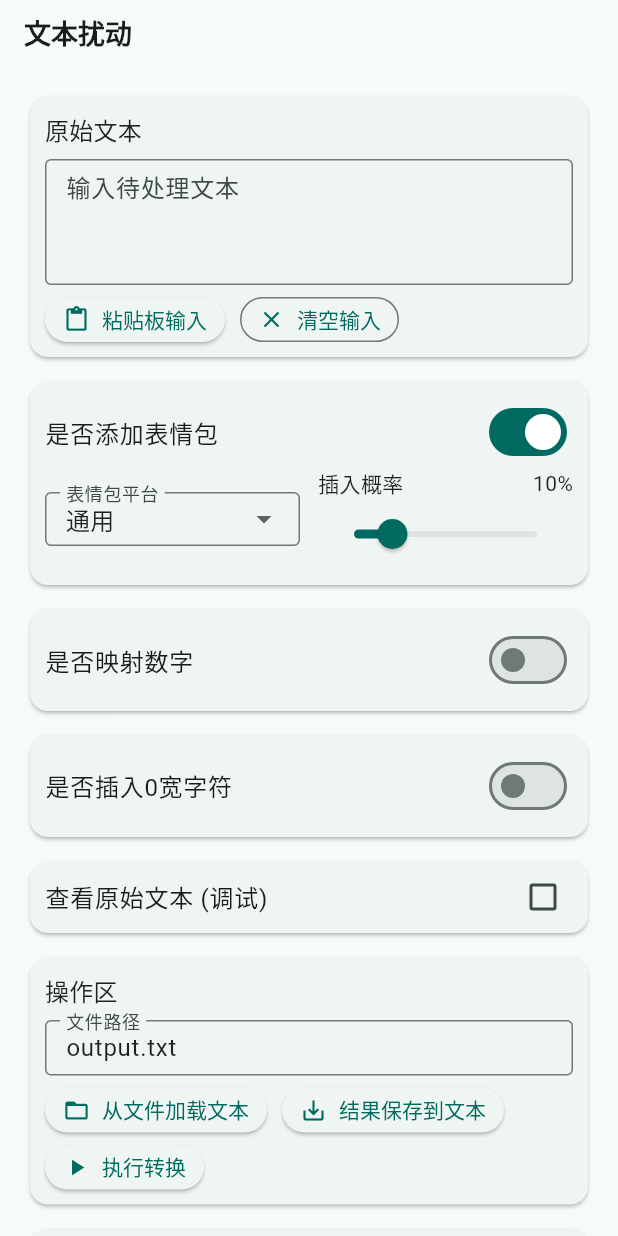
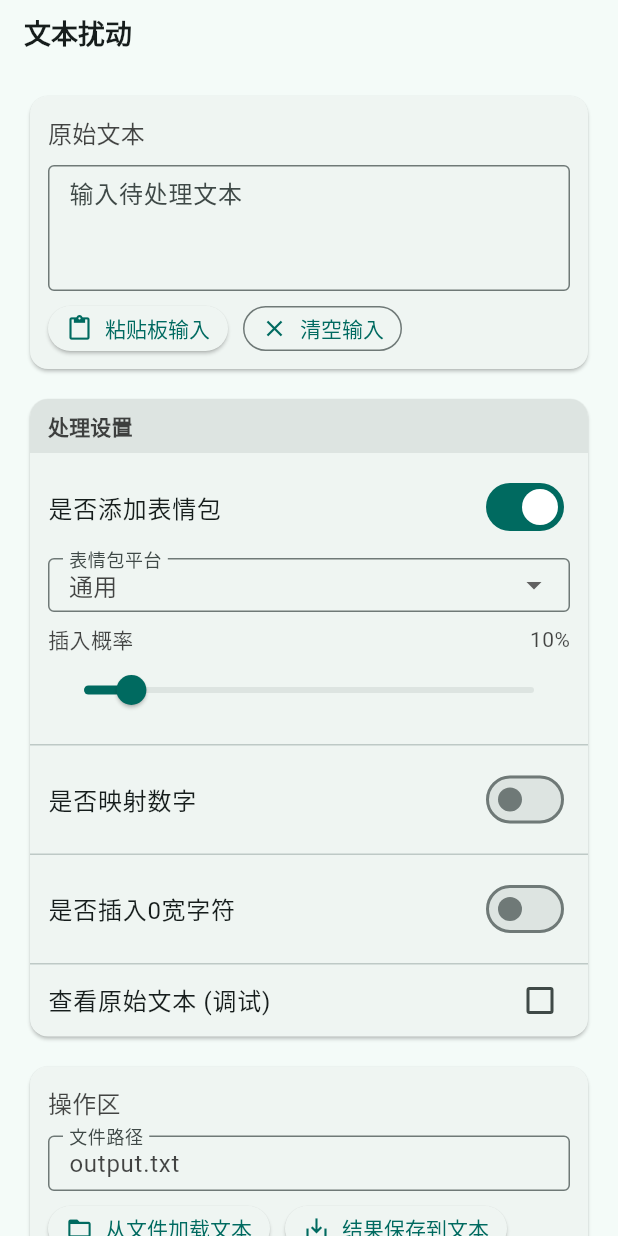
Before and after one commit to WeToolX/txtCode, a Flutter app: the screen it shows after launch, on a phone screen of 412 x 824 dp. Run offline on Flutter 3.47's test engine with Material 3 defaults, Android fonts, the phone set to English and light mode, and no system bars.

Commit message:
优化布局（重构为左右分栏布局（Row+Expanded+Column，小屏用 LayoutBuilder 切换为 SingleChildScrollView 垂直堆叠）。 合并表情/数字/0宽/调试为一张“设置”卡；输入卡与操作卡靠近，输出卡下放统计。）

```diff
--- a/lib/main.dart
+++ b/lib/main.dart
@@ -22,8 +22,7 @@ class TxtCodeApp extends StatelessWidget {
         useMaterial3: true,
         visualDensity: VisualDensity.compact,
         textTheme: ThemeData().textTheme.apply(
-          // fontSizeFactor: 0.95,
-          bodyColor: Colors.black87,
+              bodyColor: const Color.fromARGB(185, 0, 0, 0),
             ),
         inputDecorationTheme: const InputDecorationTheme(
           isDense: true,
@@ -40,20 +39,20 @@ enum EmojiPlatform { wx, qq, mo, universal }
 enum DigitStyle { fullWidth, whiteCircle, blackCircle, mini, bracketed }
 
 enum ZeroWidthType {
-  zeroWidthSpace,       // \u200B 零宽空格
-  zeroWidthNonJoiner,   // \u200C 零宽非连字
-  zeroWidthJoiner,      // \u200D 零宽连字
-  leftToRightMark,      // \u200E 左到右标记
-  rightToLeftMark,      // \u200F 右到左标记
-  wordJoiner,           // \u2060 单词连接符
-  functionApplication,  // \u2061 函数应用
-  invisibleTimes,       // \u2062 不可见乘号 (新增)
-  invisibleSeparator,   // \u2063 不可见分隔符
-  invisiblePlus,        // \u2064 不可见加号 (新增)
-  reserved2065,         // \u2065 保留字符 (新增，原数组包含)
-  languageTag,          // \u{E0001} 语言标签 (新增)
-  byteOrderMark,        // \uFEFF BOM / 零宽不换行空格 (新增)
-  softHyphen,           // \u00AD 软连字符 (新增)
+  zeroWidthSpace, // \u200B 零宽空格
+  zeroWidthNonJoiner, // \u200C 零宽非连字
+  zeroWidthJoiner, // \u200D 零宽连字
+  leftToRightMark, // \u200E 左到右标记
+  rightToLeftMark, // \u200F 右到左标记
+  wordJoiner, // \u2060 单词连接符
+  functionApplication, // \u2061 函数应用
+  invisibleTimes, // \u2062 不可见乘号 (新增)
+  invisibleSeparator, // \u2063 不可见分隔符
+  invisiblePlus, // \u2064 不可见加号 (新增)
+  reserved2065, // \u2065 保留字符 (新增，原数组包含)
+  languageTag, // \u{E0001} 语言标签 (新增)
+  byteOrderMark, // \uFEFF BOM / 零宽不换行空格 (新增)
+  softHyphen, // \u00AD 软连字符 (新增)
 }
 
 class TextProcessorPage extends StatefulWidget {
@@ -64,8 +63,8 @@ class TextProcessorPage extends StatefulWidget {
 }
 
 class _TextProcessorPageState extends State<TextProcessorPage> {
-  static const double _cardPadding = 10;
-  static const double _gap = 8;
+  static const double _cardPadding = 12; // 稍微增加一点内部padding
+  static const double _gap = 10;
 
   final TextEditingController _inputController = TextEditingController();
   final TextEditingController _outputController = TextEditingController();
@@ -100,19 +99,27 @@ class _TextProcessorPageState extends State<TextProcessorPage> {
 
   final Map<EmojiPlatform, List<String>> _emojiPacks = {
     EmojiPlatform.wx: [
-  '[微笑]', '[撇嘴]', '[色]', '[发呆]', '[得意]', '[流泪]', '[害羞]', '[闭嘴]', '[睡]', '[大哭]',
-  '[尴尬]', '[发怒]', '[调皮]', '[呲牙]', '[惊讶]', '[难过]', '[囧]', '[抓狂]', '[吐]', '[偷笑]',
+      '[微笑]', '[撇嘴]', '[色]', '[发呆]', '[得意]', '[流泪]', '[害羞]', '[闭嘴]', '[睡]',
+      '[大哭]',
+      '[尴尬]', '[发怒]', '[调皮]', '[呲牙]', '[惊讶]', '[难过]', '[囧]', '[抓狂]', '[吐]',
+      '[偷笑]',
       '[愉快]', '[白眼]', '[傲慢]', '[困]', '[惊恐]', '[憨笑]', '[悠闲]', '[咒骂]', '[疑问]', '[嘘]',
-  '[晕]', '[衰]', '[骷髅]', '[敲打]', '[再见]', '[擦汗]', '[抠鼻]', '[鼓掌]', '[坏笑]', '[右哼哼]',
-  '[鄙视]', '[委屈]', '[快哭了]', '[阴险]', '[亲亲]', '[可怜]', '[笑脸]', '[生病]', '[脸红]', '[破涕为笑]',
+      '[晕]', '[衰]', '[骷髅]', '[敲打]', '[再见]', '[擦汗]', '[抠鼻]', '[鼓掌]', '[坏笑]',
+      '[右哼哼]',
+      '[鄙视]', '[委屈]', '[快哭了]', '[阴险]', '[亲亲]', '[可怜]', '[笑脸]', '[生病]', '[脸红]',
+      '[破涕为笑]',
       '[恐惧]', '[失望]', '[无语]', '[嘿哈]', '[捂脸]', '[奸笑]', '[机智]', '[皱眉]', '[耶]', '[吃瓜]',
-  '[加油]', '[汗]', '[天啊]', '[Emm]', '[社会社会]', '[旺柴]', '[好的]', '[打脸]', '[哇]', '[翻白眼]',
-  '[666]', '[让我看看]', '[叹气]', '[苦涩]', '[裂开]', '[嘴唇]', '[爱心]', '[心碎]', '[拥抱]', '[强]',
+      '[加油]', '[汗]', '[天啊]', '[Emm]', '[社会社会]', '[旺柴]', '[好的]', '[打脸]', '[哇]',
+      '[翻白眼]',
+      '[666]', '[让我看看]', '[叹气]', '[苦涩]', '[裂开]', '[嘴唇]', '[爱心]', '[心碎]', '[拥抱]',
+      '[强]',
       '[弱]', '[握手]', '[胜利]', '[抱拳]', '[勾引]', '[拳头]', '[OK]', '[合十]', '[啤酒]', '[咖啡]',
-  '[蛋糕]', '[玫瑰]', '[凋谢]', '[菜刀]', '[炸弹]', '[便便]', '[月亮]', '[太阳]', '[庆祝]', '[礼物]',
+      '[蛋糕]', '[玫瑰]', '[凋谢]', '[菜刀]', '[炸弹]', '[便便]', '[月亮]', '[太阳]', '[庆祝]',
+      '[礼物]',
       '[红包]', '[發]', '[福]', '[烟花]', '[爆竹]', '[猪头]', '[跳跳]', '[发抖]'
     ],
-    EmojiPlatform.qq: ['😀', '😃', '😄', '😁', '😆', '😅', '🤣', '😂', '🙂', '🙃', '😉', '😊',
+    EmojiPlatform.qq: [
+      '😀', '😃', '😄', '😁', '😆', '😅', '🤣', '😂', '🙂', '🙃', '😉', '😊',
       '😇', '🥰', '😍', '🤩', '😘', '😗', '☺️', '😚', '😙', '😋', '😛', '😜',
       '🤪', '😝', '🤑', '🤗', '🤭', '🤫', '🤔', '🤐', '🤨', '😐', '😑', '😶',
       '😏', '😒', '🙄', '😬', '🤥', '😌', '😔', '😪', '🤤', '😴', '😷', '🤒',
@@ -124,24 +131,39 @@ class _TextProcessorPageState extends State<TextProcessorPage> {
       '🙀', '😿', '😾', '🙈', '🙉', '🙊', '👋', '🤚', '🖐️', '✋', '🖖', '👌',
       '🤏', '✌️', '🤞', '🤟', '🤘', '🤙', '👈', '👉', '👆', '🖕', '👇', '👍',
       '👎', '👊', '🤛', '🤜', '👏', '🙌', '👐', '🤲', '🤝', '🙏', '✍️', '💅',
-      '🤳', '💪'],
+      '🤳', '💪'
+    ],
     EmojiPlatform.mo: [
-  '[/哭笑]', '[/微笑]', '[/偷笑]', '[/得意]', '[/抠鼻]', '[/摊手]', '[/疑问]', '[/委屈巴巴]', '[/擦汗]', '[/尴尬]',
-  '[/鼓掌]', '[/机智]', '[/恐惧]', '[/假哭]', '[/可怜]', '[/让我想想]', '[/崇拜]', '[/略略略]', '[/发怒]', '[/哒咩]',
-  '[/鄙视]', '[/石化]', '[/闭嘴]', '[/摸头]', '[/抓狂]', '[/晕]', '[/再见]', '[/晚安]', '[/饿]', '[/加油]',
-  '[/耶]', '[/坏笑]', '[/快哭了]', '[/难过]', '[/白眼]', '[/Emm]', '[/哼哼]', '[/好的]', '[/握手]', '[/拥抱]',
-  '[/惊讶]', '[/撇嘴]', '[/头大]', '[/发呆]', '[/我好方]', '[/星星眼]', '[/脸红]', '[/捏脸]', '[/无奈]', '[/嘘]',
-  '[/口罩]', '[/苦涩]', '[/嫌弃]', '[/气到炸裂]', '[/阴险]', '[/失望]', '[/敬礼]', '[/强撑]', '[/戳手]', '[/惊吓]',
-  '[/流泪]', '[/皱眉]', '[/叹气]', '[/无语]', '[/社会]', '[/呆住]', '[/搓手]', '[/偷看]', '[/头秃]', '[/吐血]',
-  '[/嘿哈]', '[/微醺]', '[/愉快]', '[/奸笑]', '[/真棒]', '[/生气]', '[/裂开]', '[/不屑]', '[/卒]', '[/不要想]',
-  '[/热化了]', '[/暗中观察]', '[/飞吻]', '[/爱心]', '[/心碎]', '[/投降]', '[/搬砖]', '[/打工人]', '[/摸鱼]', '[/打call]',
-  '[/吐]', '[/太爱了]', '[/笑yue了]', '[/六六六]', '[/生病]', '[/YYDS]', '[/佛系]', '[/吃瓜]', '[/在吗]', '[/摸锦鲤]',
-  '[/小丑]', '[/夺笋]', '[/红包]', '[/炸弹]', '[/庆祝]', '[/烟花]', '[/爆竹]', '[/太阳]', '[/玫瑰]', '[/凋谢]',
-  '[/发]', '[/中]', '[/嘴唇]', '[/菜刀]', '[/大便]', '[/咖啡]', '[/蛋糕]', '[/月亮]', '[/猪头]', '[/DOG]',
-  '[/辣鸡]', '[/干杯]', '[/礼物]', '[/点赞]', '[/弱]', '[/勾引]', '[/肌肉]', '[/拳头]', '[/抱拳]', '[/合十]',
+      '[/哭笑]', '[/微笑]', '[/偷笑]', '[/得意]', '[/抠鼻]', '[/摊手]', '[/疑问]', '[/委屈巴巴]',
+      '[/擦汗]', '[/尴尬]',
+      '[/鼓掌]', '[/机智]', '[/恐惧]', '[/假哭]', '[/可怜]', '[/让我想想]', '[/崇拜]', '[/略略略]',
+      '[/发怒]', '[/哒咩]',
+      '[/鄙视]', '[/石化]', '[/闭嘴]', '[/摸头]', '[/抓狂]', '[/晕]', '[/再见]', '[/晚安]', '[/饿]',
+      '[/加油]',
+      '[/耶]', '[/坏笑]', '[/快哭了]', '[/难过]', '[/白眼]', '[/Emm]', '[/哼哼]', '[/好的]', '[/握手]',
+      '[/拥抱]',
+      '[/惊讶]', '[/撇嘴]', '[/头大]', '[/发呆]', '[/我好方]', '[/星星眼]', '[/脸红]', '[/捏脸]', '[/无奈]',
+      '[/嘘]',
+      '[/口罩]', '[/苦涩]', '[/嫌弃]', '[/气到炸裂]', '[/阴险]', '[/失望]', '[/敬礼]', '[/强撑]', '[/戳手]',
+      '[/惊吓]',
+      '[/流泪]', '[/皱眉]', '[/叹气]', '[/无语]', '[/社会]', '[/呆住]', '[/搓手]', '[/偷看]', '[/头秃]',
+      '[/吐血]',
+      '[/嘿哈]', '[/微醺]', '[/愉快]', '[/奸笑]', '[/真棒]', '[/生气]', '[/裂开]', '[/不屑]', '[/卒]',
+      '[/不要想]',
+      '[/热化了]', '[/暗中观察]', '[/飞吻]', '[/爱心]', '[/心碎]', '[/投降]', '[/搬砖]', '[/打工人]',
+      '[/摸鱼]', '[/打call]',
+      '[/吐]', '[/太爱了]', '[/笑yue了]', '[/六六六]', '[/生病]', '[/YYDS]', '[/佛系]', '[/吃瓜]', '[/在吗]',
+      '[/摸锦鲤]',
+      '[/小丑]', '[/夺笋]', '[/红包]', '[/炸弹]', '[/庆祝]', '[/烟花]', '[/爆竹]', '[/太阳]', '[/玫瑰]',
+      '[/凋谢]',
+      '[/发]', '[/中]', '[/嘴唇]', '[/菜刀]', '[/大便]', '[/咖啡]', '[/蛋糕]', '[/月亮]', '[/猪头]',
+      '[/DOG]',
+      '[/辣鸡]', '[/干杯]', '[/礼物]', '[/点赞]', '[/弱]', '[/勾引]', '[/肌肉]', '[/拳头]', '[/抱拳]',
+      '[/合十]',
       '[/OK]', '[/摆手]', '[/胜利]', '[/福]'
     ],
-    EmojiPlatform.universal: ['😀', '😃', '😄', '😁', '😆', '😅', '🤣', '😂', '🙂', '🙃', '😉', '😊',
+    EmojiPlatform.universal: [
+      '😀', '😃', '😄', '😁', '😆', '😅', '🤣', '😂', '🙂', '🙃', '😉', '😊',
       '😇', '🥰', '😍', '🤩', '😘', '😗', '☺️', '😚', '😙', '😋', '😛', '😜',
       '🤪', '😝', '🤑', '🤗', '🤭', '🤫', '🤔', '🤐', '🤨', '😐', '😑', '😶',
       '😏', '😒', '🙄', '😬', '🤥', '😌', '😔', '😪', '🤤', '😴', '😷', '🤒',
@@ -153,7 +175,8 @@ class _TextProcessorPageState extends State<TextProcessorPage> {
       '🙀', '😿', '😾', '🙈', '🙉', '🙊', '👋', '🤚', '🖐️', '✋', '🖖', '👌',
       '🤏', '✌️', '🤞', '🤟', '🤘', '🤙', '👈', '👉', '👆', '🖕', '👇', '👍',
       '👎', '👊', '🤛', '🤜', '👏', '🙌', '👐', '🤲', '🤝', '🙏', '✍️', '💅',
-      '🤳', '💪'],
+      '🤳', '💪'
+    ],
   };
 
   final Map<DigitStyle, List<String>> _digitStyles = {
@@ -224,21 +247,68 @@ class _TextProcessorPageState extends State<TextProcessorPage> {
       body: SafeArea(
         child: LayoutBuilder(
           builder: (context, constraints) {
+            // 断点逻辑：>= 900 为宽屏
             final isWide = constraints.maxWidth >= 900;
             const horizontalPadding = 16.0;
-            final spacing = isWide ? 12.0 : 8.0;
-            final contentWidth = constraints.maxWidth - horizontalPadding * 2;
-            final cardWidth = isWide
-                ? (contentWidth - spacing) / 2
-                : contentWidth;
-            final sections = _buildSections(cardWidth);
+            final spacing = isWide ? 16.0 : 12.0;
+
+            // 构建主要的操作卡片列表
+            final List<Widget> mainWorkArea = [
+              _buildInputCard(),
+              if (!isWide) ...[
+                const SizedBox(height: 12),
+                _buildSettingsCard(), // 窄屏模式下，设置卡片在输入框下方
+              ],
+              const SizedBox(height: 12),
+              _buildFileOpsCard(),
+              const SizedBox(height: 12),
+              _buildOutputCard(),
+              const SizedBox(height: 12),
+              _buildStatsRow(),
+            ];
+
+            // 宽屏模式下，使用 Row 布局，左侧为操作区，右侧为设置区
+            if (isWide) {
               return SingleChildScrollView(
                 padding: const EdgeInsets.all(horizontalPadding),
-              child: Wrap(
-                alignment: WrapAlignment.start,
-                spacing: spacing,
-                runSpacing: spacing,
-                children: sections,
+                child: Row(
+                  crossAxisAlignment: CrossAxisAlignment.start,
+                  children: [
+                    // 左侧列：输入、文件、输出、统计
+                    Expanded(
+                      flex: 7,
+                      child: Column(
+                        children: [
+                          _buildInputCard(),
+                          const SizedBox(height: 12),
+                          _buildFileOpsCard(),
+                          const SizedBox(height: 12),
+                          _buildOutputCard(),
+                          const SizedBox(height: 12),
+                          _buildStatsRow(),
+                        ],
+                      ),
+                    ),
+                    SizedBox(width: spacing),
+                    // 右侧列：统一的设置卡片
+                    Expanded(
+                      flex: 3,
+                      child: Column(
+                        children: [
+                          _buildSettingsCard(),
+                        ],
+                      ),
+                    ),
+                  ],
+                ),
+              );
+            }
+
+            // 窄屏模式下，垂直排列
+            return SingleChildScrollView(
+              padding: const EdgeInsets.all(horizontalPadding),
+              child: Column(
+                children: mainWorkArea,
               ),
             );
           },
@@ -247,18 +317,55 @@ class _TextProcessorPageState extends State<TextProcessorPage> {
     );
   }
 
-  List<Widget> _buildSections(double width) {
-    return [
-      SizedBox(width: width, child: _buildInputCard()),
-      SizedBox(width: width, child: _buildEmojiCard()),
-      SizedBox(width: width, child: _buildDigitCard()),
-      SizedBox(width: width, child: _buildZeroWidthCard()),
-      SizedBox(width: width, child: _buildDebugToggle()),
-      SizedBox(width: width, child: _buildFileOpsCard()),
-      SizedBox(width: width, child: _buildOutputCard()),
-      SizedBox(width: width, child: _buildStatsRow()),
-    ];
+  // === 重构：统一设置卡片 ===
+  Widget _buildSettingsCard() {
+    return Card(
+      clipBehavior: Clip.antiAlias,
+      child: Column(
+        crossAxisAlignment: CrossAxisAlignment.start,
+        children: [
+          // 标题头
+          Container(
+            width: double.infinity,
+            color: Theme.of(context).colorScheme.surfaceContainerHighest,
+            padding: const EdgeInsets.symmetric(
+                vertical: 8, horizontal: _cardPadding),
+            child: Text(
+              '处理设置',
+              style: Theme.of(context).textTheme.titleSmall?.copyWith(
+                    fontWeight: FontWeight.bold,
+                  ),
+            ),
+          ),
+          // 表情设置部分
+          Padding(
+            padding: const EdgeInsets.all(_cardPadding),
+            child: _buildEmojiContent(),
+          ),
+          const Divider(height: 1),
+          // 数字映射设置部分
+          Padding(
+            padding: const EdgeInsets.all(_cardPadding),
+            child: _buildDigitContent(),
+          ),
+          const Divider(height: 1),
+          // 0宽字符设置部分
+          Padding(
+            padding: const EdgeInsets.all(_cardPadding),
+            child: _buildZeroWidthContent(),
+          ),
+          const Divider(height: 1),
+          // 调试部分
+          Padding(
+            padding: const EdgeInsets.symmetric(horizontal: _cardPadding),
+            child: _buildDebugContent(),
+          ),
+        ],
+      ),
+    );
   }
+
+  // === 原 Card 构建方法改为 Content 构建方法 (去掉外层Card) ===
 
   Widget _buildInputCard() {
     return Card(
@@ -303,11 +410,8 @@ class _TextProcessorPageState extends State<TextProcessorPage> {
     );
   }
 
-  Widget _buildEmojiCard() {
-    return Card(
-      child: Padding(
-        padding: const EdgeInsets.all(_cardPadding),
-        child: Column(
+  Widget _buildEmojiContent() {
+    return Column(
       crossAxisAlignment: CrossAxisAlignment.start,
       children: [
         SwitchListTile(
@@ -318,10 +422,12 @@ class _TextProcessorPageState extends State<TextProcessorPage> {
           onChanged: (value) => setState(() => _enableEmoji = value),
         ),
         if (_enableEmoji) ...[
+          const SizedBox(height: _gap),
           Row(
             children: [
               Expanded(
                 child: DropdownButtonFormField<EmojiPlatform>(
+                  isExpanded: true, // 防止溢出
                   decoration: const InputDecoration(
                     labelText: '表情包平台',
                     border: OutlineInputBorder(),
@@ -331,7 +437,10 @@ class _TextProcessorPageState extends State<TextProcessorPage> {
                       .map(
                         (platform) => DropdownMenuItem(
                           value: platform,
-                              child: Text(_platformLabel(platform)),
+                          child: Text(
+                            _platformLabel(platform),
+                            overflow: TextOverflow.ellipsis,
+                          ),
                         ),
                       )
                       .toList(),
@@ -342,9 +451,10 @@ class _TextProcessorPageState extends State<TextProcessorPage> {
                   },
                 ),
               ),
-                  const SizedBox(width: 12),
-                  Expanded(
-                    child: Column(
+            ],
+          ),
+          const SizedBox(height: 8),
+          Column(
             crossAxisAlignment: CrossAxisAlignment.start,
             children: [
               Row(
@@ -358,30 +468,20 @@ class _TextProcessorPageState extends State<TextProcessorPage> {
               ),
               Slider(
                 value: _emojiProbability,
-                          max: 0.5,
-                          divisions: 50,
-                          label:
-                              '${(_emojiProbability * 100).toStringAsFixed(0)}%',
-                          onChanged: (value) =>
-                              setState(() => _emojiProbability = value),
-                        ),
-                      ],
-                    ),
+                max: 1.0,
+                divisions: 100,
+                label: '${(_emojiProbability * 100).toStringAsFixed(0)}%',
+                onChanged: (value) => setState(() => _emojiProbability = value),
               ),
             ],
           ),
         ],
       ],
-        ),
-      ),
     );
   }
 
-  Widget _buildDigitCard() {
-    return Card(
-      child: Padding(
-        padding: const EdgeInsets.all(_cardPadding),
-        child: Column(
+  Widget _buildDigitContent() {
+    return Column(
       children: [
         SwitchListTile(
           contentPadding: EdgeInsets.zero,
@@ -390,7 +490,8 @@ class _TextProcessorPageState extends State<TextProcessorPage> {
           visualDensity: const VisualDensity(horizontal: -2, vertical: -2),
           onChanged: (value) => setState(() => _enableDigitMapping = value),
         ),
-            if (_enableDigitMapping)
+        if (_enableDigitMapping) ...[
+          const SizedBox(height: _gap),
           DropdownButtonFormField<DigitStyle>(
             decoration: const InputDecoration(
               border: OutlineInputBorder(),
@@ -412,16 +513,12 @@ class _TextProcessorPageState extends State<TextProcessorPage> {
             },
           ),
         ],
-        ),
-      ),
+      ],
     );
   }
 
-  Widget _buildZeroWidthCard() {
-    return Card(
-      child: Padding(
-        padding: const EdgeInsets.all(_cardPadding),
-        child: Column(
+  Widget _buildZeroWidthContent() {
+    return Column(
       crossAxisAlignment: CrossAxisAlignment.start,
       children: [
         SwitchListTile(
@@ -432,6 +529,7 @@ class _TextProcessorPageState extends State<TextProcessorPage> {
           onChanged: (value) => setState(() => _enableZeroWidth = value),
         ),
         if (_enableZeroWidth) ...[
+          const SizedBox(height: _gap),
           Row(
             children: [
               Expanded(
@@ -441,7 +539,7 @@ class _TextProcessorPageState extends State<TextProcessorPage> {
                   decoration: const InputDecoration(
                     border: OutlineInputBorder(),
                     labelText: '随机最小值',
-                        hintText: '最小插入数量',
+                    hintText: '最小插入',
                   ),
                   inputFormatters: [FilteringTextInputFormatter.digitsOnly],
                 ),
@@ -454,7 +552,7 @@ class _TextProcessorPageState extends State<TextProcessorPage> {
                   decoration: const InputDecoration(
                     border: OutlineInputBorder(),
                     labelText: '随机最大值',
-                        hintText: '最大插入数量',
+                    hintText: '最大插入',
                   ),
                   inputFormatters: [FilteringTextInputFormatter.digitsOnly],
                 ),
@@ -463,6 +561,7 @@ class _TextProcessorPageState extends State<TextProcessorPage> {
           ),
           const SizedBox(height: _gap),
           DropdownButtonFormField<ZeroWidthType>(
+            isExpanded: true,
             decoration: const InputDecoration(
               border: OutlineInputBorder(),
               labelText: '0宽类型',
@@ -472,7 +571,10 @@ class _TextProcessorPageState extends State<TextProcessorPage> {
                 .map(
                   (type) => DropdownMenuItem(
                     value: type,
-                        child: Text(_zeroWidthLabel(type)),
+                    child: Text(
+                      _zeroWidthLabel(type),
+                      overflow: TextOverflow.ellipsis,
+                    ),
                   ),
                 )
                 .toList(),
@@ -484,16 +586,11 @@ class _TextProcessorPageState extends State<TextProcessorPage> {
           ),
         ],
       ],
-        ),
-      ),
     );
   }
 
-  Widget _buildDebugToggle() {
-    return Card(
-      child: Padding(
-        padding: const EdgeInsets.symmetric(horizontal: _cardPadding),
-        child: CheckboxListTile(
+  Widget _buildDebugContent() {
+    return CheckboxListTile(
       contentPadding: EdgeInsets.zero,
       title: const Text('查看原始文本 (调试)'),
       value: _showZeroWidthMarkers,
@@ -504,8 +601,6 @@ class _TextProcessorPageState extends State<TextProcessorPage> {
           _refreshOutputController();
         });
       },
-        ),
-      ),
     );
   }
 
@@ -667,9 +762,8 @@ class _TextProcessorPageState extends State<TextProcessorPage> {
       _showSnack('请先填写文件路径');
       return;
     }
-    final data = _lastConverted.isNotEmpty
-        ? _lastConverted
-        : _outputController.text;
+    final data =
+        _lastConverted.isNotEmpty ? _lastConverted : _outputController.text;
     try {
       final file = File(path);
       await file.writeAsString(data);
@@ -749,9 +843,8 @@ class _TextProcessorPageState extends State<TextProcessorPage> {
   }
 
   void _refreshOutputController() {
-    final displayText = _showZeroWidthMarkers
-        ? _markZeroWidth(_lastConverted)
-        : _lastConverted;
+    final displayText =
+        _showZeroWidthMarkers ? _markZeroWidth(_lastConverted) : _lastConverted;
     _outputController
       ..text = displayText
       ..selection = TextSelection.collapsed(offset: displayText.length);
@@ -766,16 +859,19 @@ class _TextProcessorPageState extends State<TextProcessorPage> {
   }
 
   int _countZeroWidth(String text) {
-    // 匹配范围：200B-200F, 2060-2065, FEFF, 00AD, E0001
-    // 注意：包含 \u{E0001} 需要开启 unicode: true
-    final reg = RegExp('[\\u200b-\\u200f\\u2060-\\u2065\\uFEFF\\u00AD\\u{E0001}]', unicode: true);
+    final reg = RegExp(
+        '[\\u200b-\\u200f\\u2060-\\u2065\\uFEFF\\u00AD\\u{E0001}]',
+        unicode: true);
     return reg.allMatches(text).length;
   }
 
   String _markZeroWidth(String text) {
-    final reg = RegExp('[\\u200b-\\u200f\\u2060-\\u2065\\uFEFF\\u00AD\\u{E0001}]', unicode: true);
+    final reg = RegExp(
+        '[\\u200b-\\u200f\\u2060-\\u2065\\uFEFF\\u00AD\\u{E0001}]',
+        unicode: true);
     return text.replaceAll(reg, '[0宽字符]');
   }
+
   String _platformLabel(EmojiPlatform platform) {
     switch (platform) {
       case EmojiPlatform.wx:
@@ -857,9 +953,8 @@ class _TextProcessorPageState extends State<TextProcessorPage> {
   }
 
   void _copyResult() {
-    final data = _lastConverted.isNotEmpty
-        ? _lastConverted
-        : _outputController.text;
+    final data =
+        _lastConverted.isNotEmpty ? _lastConverted : _outputController.text;
     if (data.isEmpty) {
       _showSnack('没有可复制的内容');
       return;
```
Lines whose indentation alone changed are shown as unchanged.
